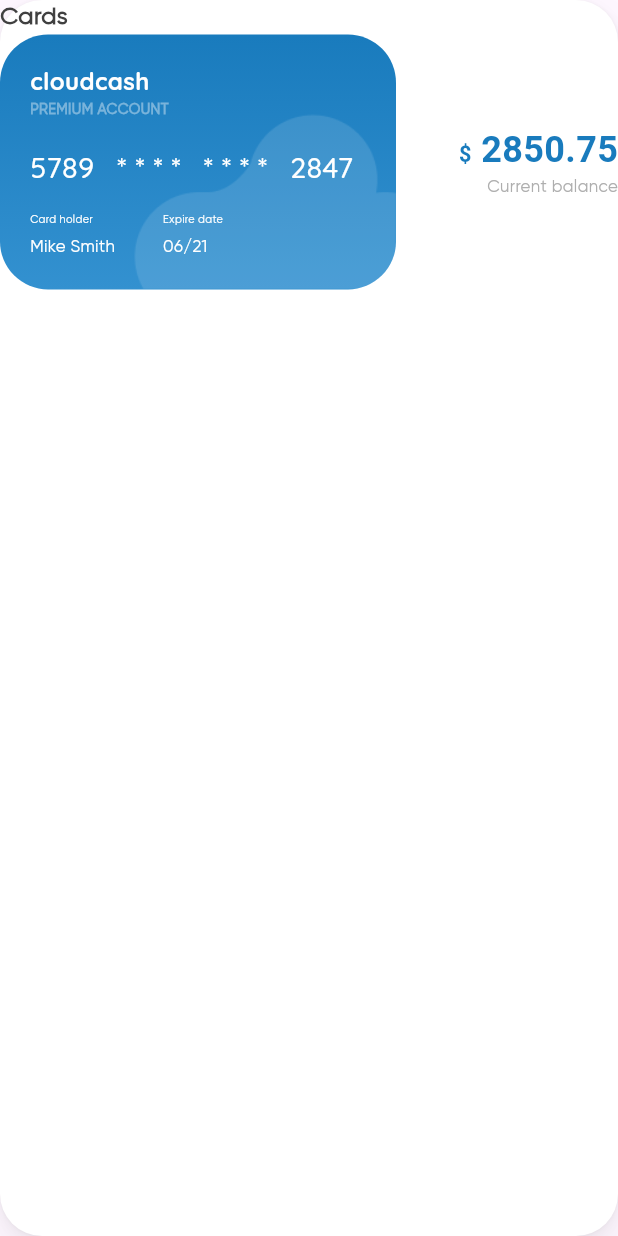
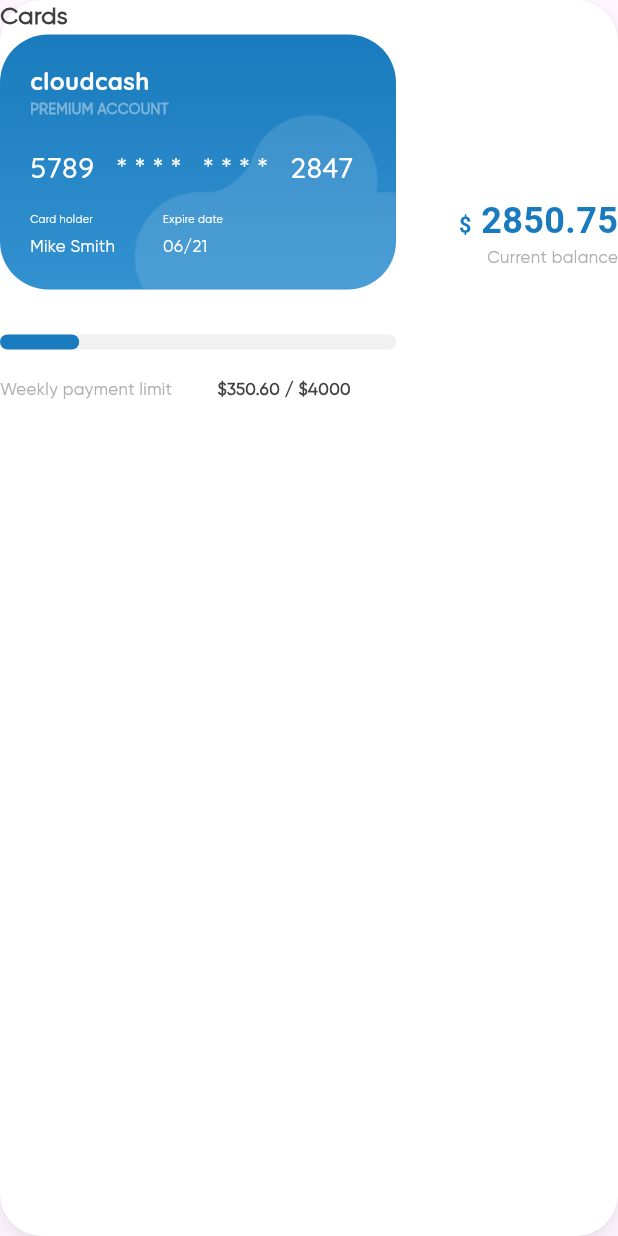
Before and after one commit to amirrrra/Financial-Dashboard, a Flutter app: the CardWidget widget shown alone on an empty page, opened directly, on a phone screen of 412 x 824 dp. Run offline on Flutter 3.47's test engine with Material 3 defaults, Android fonts, the phone set to English and light mode, and no system bars; our stand-ins replace flutter_svg.

Commit message:
build payment limit chart of card

```diff
--- /dev/null
+++ b/lib/widgets/card_chart_widget.dart
@@ -0,0 +1,41 @@
+import 'package:financial_dashboard/utils/app_colors.dart';
+import 'package:financial_dashboard/utils/app_styles.dart';
+import 'package:flutter/material.dart';
+
+class CardChartWidget extends StatelessWidget {
+  const CardChartWidget({super.key});
+
+  @override
+  Widget build(BuildContext context) {
+    return Column(
+      children: [
+        getLinearIndicator(),
+        SizedBox(height: 10),
+        Row(
+          mainAxisAlignment: MainAxisAlignment.spaceBetween,
+          children: [
+            Text(
+              'Weekly payment limit',
+              style: AppStyles.regular14(context),
+            ),
+            Text(
+              r'$350.60 / $4000',
+              style: AppStyles.semi14(context),
+            ),
+            SizedBox(height: 35,)
+          ],
+        )
+      ],
+    );
+  }
+
+  LinearProgressIndicator getLinearIndicator() {
+    return LinearProgressIndicator(
+      minHeight: 10,
+      borderRadius: BorderRadius.circular(14),
+      value: 1 / 5,
+      backgroundColor: AppColors.greyF1,
+      color: AppColors.blue,
+    );
+  }
+}
--- /dev/null
+++ b/lib/widgets/card_left_section.dart
@@ -0,0 +1,19 @@
+import 'package:financial_dashboard/widgets/card_chart_widget.dart';
+import 'package:financial_dashboard/widgets/card_cloudcash_widget.dart';
+import 'package:flutter/material.dart';
+
+class CardLeftSection extends StatelessWidget {
+  const CardLeftSection({super.key});
+
+  @override
+  Widget build(BuildContext context) {
+    return const Column(
+      children: [
+        CardCloudcashWidget(),
+        SizedBox(height: 30),
+        CardChartWidget(),
+        SizedBox(height: 10),
+      ],
+    );
+  }
+}
--- a/lib/widgets/card_widget.dart
+++ b/lib/widgets/card_widget.dart
@@ -1,5 +1,5 @@
 import 'package:financial_dashboard/utils/app_styles.dart';
-import 'package:financial_dashboard/widgets/card_cloudcash_widget.dart';
+import 'package:financial_dashboard/widgets/card_left_section.dart';
 import 'package:financial_dashboard/widgets/custom_container_widget.dart';
 import 'package:flutter/material.dart';
 
@@ -20,7 +20,7 @@ class CardWidget extends StatelessWidget {
             children: [
               const Expanded(
                 flex: 2,
-                child: CardCloudcashWidget(),
+                child: CardLeftSection(),
               ),
               const VerticalDivider(),
               Expanded(
```
